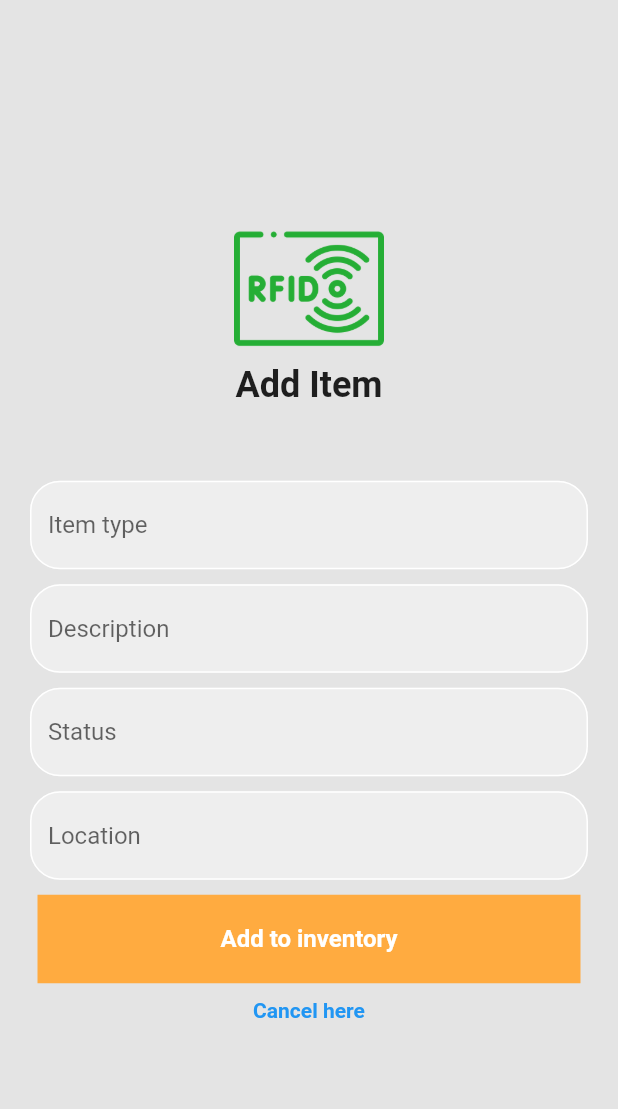
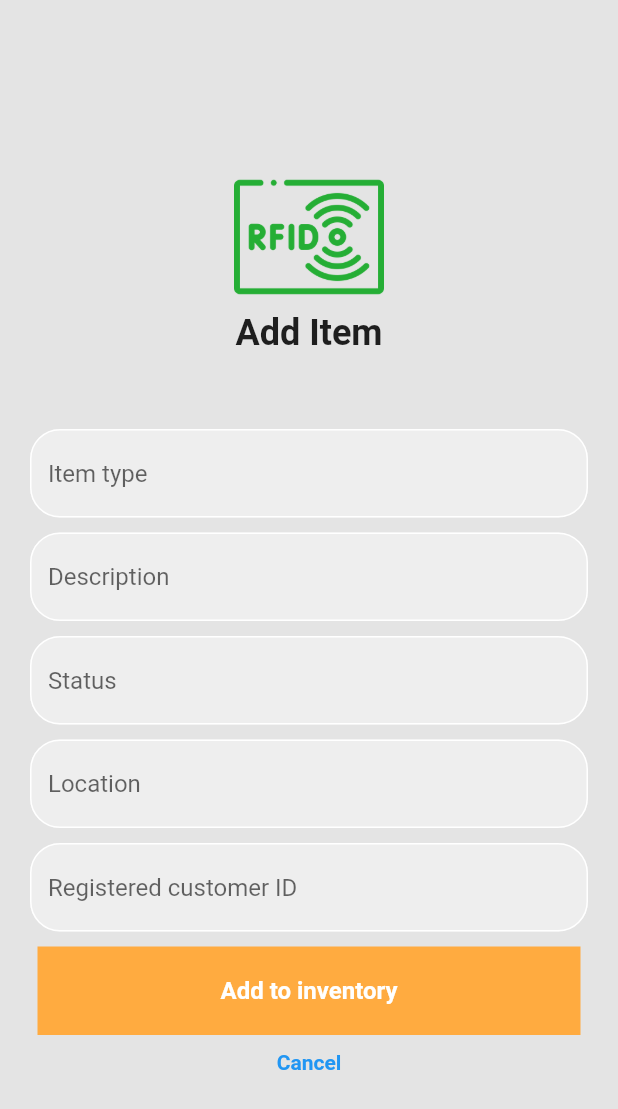
Before and after one commit to Tjoms99/Inventory_management, a Flutter app: the AdminPage screen opened directly with empty values, item 2 of the bottom bar chosen, after a tap on the "add" icon, on a phone screen of 412 x 824 dp. Shown: the top 1109 px of the screen. Run offline on Flutter 3.47's test engine with Material 2 defaults, Android fonts, the phone set to English and light mode, and no system bars; network calls fail.

Commit message:
Can now add items to database

```diff
--- a/flutter_demo/lib/actor_pages/admin_pages/admin_page.dart
+++ b/flutter_demo/lib/actor_pages/admin_pages/admin_page.dart
@@ -49,7 +49,9 @@ class _AdminPageState extends State<AdminPage> {
   Future _addItem() async {
     Navigator.push(
       context,
-      MaterialPageRoute(builder: (context) => const AddItemPage(true)),
+      MaterialPageRoute(
+          builder: (context) => AddItemPage(
+              doAddItem: true, currentAccount: widget.currentAccount)),
     );
   }
 
@@ -65,8 +67,8 @@ class _AdminPageState extends State<AdminPage> {
   @override
   Widget build(BuildContext context) {
     pages = [
-      UsersListPage(widget.currentAccount),
-      const ItemsListPage(),
+      UsersListPage(currentAccount: widget.currentAccount),
+      ItemsListPage(currentAccount: widget.currentAccount),
       const AssistUserPage(),
       const UserBodyPage(),
     ];
--- a/flutter_demo/lib/actor_pages/customer_pages/add_item_page.dart
+++ b/flutter_demo/lib/actor_pages/customer_pages/add_item_page.dart
@@ -1,13 +1,17 @@
 import 'package:flutter/material.dart';
 import 'package:flutter_demo/constants.dart';
 
-import 'package:flutter_demo/actor_pages/customer_pages/customer_page.dart';
-import 'package:flutter_demo/actor_pages/user_pages/user_page.dart';
+import '../../classes/account.dart';
+import '../../classes/item.dart';
+import '../../server/item_service.dart';
+import '../admin_pages/admin_page.dart';
+import 'customer_page.dart';
 
 class AddItemPage extends StatefulWidget {
   final bool doAddItem;
+  Account currentAccount;
 
-  const AddItemPage(this.doAddItem);
+  AddItemPage({required this.doAddItem, required this.currentAccount});
 
   @override
   State<AddItemPage> createState() => _AddItemPageState();
@@ -15,20 +19,82 @@ class AddItemPage extends StatefulWidget {
 
 class _AddItemPageState extends State<AddItemPage> {
   //Controllers
-  final TextEditingController _emailController = TextEditingController();
-  final TextEditingController _passwordController = TextEditingController();
+  final TextEditingController _typeController = TextEditingController();
+  final TextEditingController _statusController = TextEditingController();
+  final TextEditingController _rfidController = TextEditingController();
+  final TextEditingController _descriptionController = TextEditingController();
+  final TextEditingController _locationController = TextEditingController();
+  final TextEditingController _registeredCustomerIdController =
+      TextEditingController();
 
   @override
   void dispose() {
     super.dispose();
   }
 
-  Future update() async {
-    Navigator.pop(context);
+  String getType() {
+    return _typeController.text.trim();
+  }
+
+  String getStatus() {
+    return _statusController.text.trim();
+  }
+
+  String getRfid() {
+    _rfidController.text = "01234567890001";
+    return _rfidController.text.trim();
+  }
+
+  String getDescription() {
+    return _descriptionController.text.trim();
+  }
+
+  String getLocation() {
+    return _locationController.text.trim();
+  }
+
+  String getCustomerId() {
+    return _registeredCustomerIdController.text.trim();
+  }
+
+  Future _updateItem() async {
+    gotoPage();
+  }
+
+  Future _addItem() async {
+    Item item = Item(
+        id: 0,
+        name: getType(),
+        status: getStatus(),
+        rfid: getRfid(),
+        description: getDescription(),
+        location: getLocation(),
+        registeredCustomerId: getCustomerId());
+
+    addItem(item);
+    gotoPage();
   }
 
   Future cancelUpdate() async {
-    Navigator.pop(context);
+    gotoPage();
+  }
+
+  Future gotoPage() async {
+    if (widget.currentAccount.accountRole == "admin") {
+      Navigator.push(
+        context,
+        MaterialPageRoute(
+            builder: (context) =>
+                AdminPage(currentAccount: widget.currentAccount)),
+      );
+    } else {
+      Navigator.push(
+        context,
+        MaterialPageRoute(
+            builder: (context) =>
+                CustomerPage(currentAccount: widget.currentAccount)),
+      );
+    }
   }
 
   @override
@@ -62,7 +128,7 @@ class _AddItemPageState extends State<AddItemPage> {
                   padding:
                       const EdgeInsets.symmetric(horizontal: texfieldPadding),
                   child: TextField(
-                    controller: _emailController,
+                    controller: _typeController,
                     decoration: InputDecoration(
                       enabledBorder: OutlineInputBorder(
                         borderSide: const BorderSide(
@@ -89,8 +155,7 @@ class _AddItemPageState extends State<AddItemPage> {
                   padding:
                       const EdgeInsets.symmetric(horizontal: texfieldPadding),
                   child: TextField(
-                    controller: _passwordController,
-                    obscureText: true,
+                    controller: _descriptionController,
                     decoration: InputDecoration(
                       enabledBorder: OutlineInputBorder(
                         borderSide: const BorderSide(
@@ -117,8 +182,7 @@ class _AddItemPageState extends State<AddItemPage> {
                   padding:
                       const EdgeInsets.symmetric(horizontal: texfieldPadding),
                   child: TextField(
-                    controller: _passwordController,
-                    obscureText: true,
+                    controller: _statusController,
                     decoration: InputDecoration(
                       enabledBorder: OutlineInputBorder(
                         borderSide: const BorderSide(
@@ -145,8 +209,7 @@ class _AddItemPageState extends State<AddItemPage> {
                   padding:
                       const EdgeInsets.symmetric(horizontal: texfieldPadding),
                   child: TextField(
-                    controller: _passwordController,
-                    obscureText: true,
+                    controller: _locationController,
                     decoration: InputDecoration(
                       enabledBorder: OutlineInputBorder(
                         borderSide: const BorderSide(
@@ -167,12 +230,40 @@ class _AddItemPageState extends State<AddItemPage> {
                   ),
                 ),
                 const SizedBox(height: thirdBoxHeight),
-                //Update
+
+                //LOCATION
+                Padding(
+                  padding:
+                      const EdgeInsets.symmetric(horizontal: texfieldPadding),
+                  child: TextField(
+                    controller: _registeredCustomerIdController,
+                    decoration: InputDecoration(
+                      enabledBorder: OutlineInputBorder(
+                        borderSide: const BorderSide(
+                            color: textfieldEnabledBorderColor),
+                        borderRadius:
+                            BorderRadius.circular(texfieldBorderRadius),
+                      ),
+                      focusedBorder: OutlineInputBorder(
+                        borderSide: const BorderSide(
+                            color: textfieldFocusedBorderColor),
+                        borderRadius:
+                            BorderRadius.circular(texfieldBorderRadius),
+                      ),
+                      hintText: 'Registered customer ID',
+                      fillColor: textfieldBackgroundColor,
+                      filled: true,
+                    ),
+                  ),
+                ),
+                const SizedBox(height: thirdBoxHeight),
+
+                //Add/Update
                 Padding(
                   padding:
                       const EdgeInsets.symmetric(horizontal: standardPadding),
                   child: GestureDetector(
-                    onTap: update,
+                    onTap: widget.doAddItem ? _addItem : _updateItem,
                     child: Container(
                       padding: const EdgeInsets.all(buttonPadding),
                       decoration: const BoxDecoration(
@@ -200,7 +291,7 @@ class _AddItemPageState extends State<AddItemPage> {
                     GestureDetector(
                       onTap: cancelUpdate,
                       child: const Text(
-                        'Cancel here',
+                        'Cancel',
                         style: TextStyle(
                           color: Colors.blue,
                           fontWeight: FontWeight.bold,
--- a/flutter_demo/lib/actor_pages/customer_pages/items_list_page.dart
+++ b/flutter_demo/lib/actor_pages/customer_pages/items_list_page.dart
@@ -2,8 +2,11 @@ import 'package:flutter/material.dart';
 
 import 'package:flutter_demo/actor_pages/customer_pages/add_item_page.dart';
 
+import '../../classes/account.dart';
+
 class ItemsListPage extends StatefulWidget {
-  const ItemsListPage({Key? key}) : super(key: key);
+  Account currentAccount;
+  ItemsListPage({required this.currentAccount});
 
   @override
   State<ItemsListPage> createState() => _ItemsListPageState();
@@ -34,15 +37,14 @@ class _ItemsListPageState extends State<ItemsListPage> {
     return Scaffold(
         body: ListBuilder(
       listToBuild: _itemTypes,
+      currentAccount: widget.currentAccount,
     ));
   }
 }
 
 class ListBuilder extends StatefulWidget {
-  const ListBuilder({
-    Key? key,
-    required this.listToBuild,
-  }) : super(key: key);
+  Account currentAccount;
+  ListBuilder({required this.listToBuild, required this.currentAccount});
 
   final List<String> listToBuild;
 
@@ -77,25 +79,32 @@ class _ListBuilderState extends State<ListBuilder> {
     ];
   }
 
+//TODO: for each type (widget.listToBuild[index]) create expandable view; Show all instances of type in expandable view list (_items)
   @override
   Widget build(BuildContext context) {
     return ListView.builder(
       itemCount: widget.listToBuild.length,
       itemBuilder: (_, int index) {
         return ExpandableListView(
-            title: widget.listToBuild[index], listToBuild: _items);
+          title: widget.listToBuild[index],
+          listToBuild: _items,
+          currentAccount: widget.currentAccount,
+        );
       },
     );
   }
 }
 
+//TODO: change list type from string to items
 class ExpandableListView extends StatefulWidget {
   final String title;
   final List<String> listToBuild;
+  Account currentAccount;
 
-  const ExpandableListView(
-      {Key? key, required this.title, required this.listToBuild})
-      : super(key: key);
+  ExpandableListView(
+      {required this.title,
+      required this.listToBuild,
+      required this.currentAccount});
 
   @override
   _ExpandableListViewState createState() => _ExpandableListViewState();
@@ -115,7 +124,9 @@ class _ExpandableListViewState extends State<ExpandableListView> {
     print("Modify");
     Navigator.push(
       context,
-      MaterialPageRoute(builder: (context) => const AddItemPage(false)),
+      MaterialPageRoute(
+          builder: (context) => AddItemPage(
+              doAddItem: false, currentAccount: widget.currentAccount)),
     );
   }
 
@@ -161,19 +172,19 @@ class _ExpandableListViewState extends State<ExpandableListView> {
                     columns: const <DataColumn>[
                       DataColumn(
                         label: Text(
-                          'Name',
+                          'Status',
                           style: TextStyle(fontStyle: FontStyle.italic),
                         ),
                       ),
                       DataColumn(
                         label: Text(
-                          'Age',
+                          'Location',
                           style: TextStyle(fontStyle: FontStyle.italic),
                         ),
                       ),
                       DataColumn(
                         label: Text(
-                          'Role',
+                          'RFID',
                           style: TextStyle(fontStyle: FontStyle.italic),
                         ),
                       ),
@@ -181,23 +192,23 @@ class _ExpandableListViewState extends State<ExpandableListView> {
                     rows: const <DataRow>[
                       DataRow(
                         cells: <DataCell>[
-                          DataCell(Text('Sarah')),
-                          DataCell(Text('19')),
-                          DataCell(Text('Student')),
+                          DataCell(Text('Borrowed')),
+                          DataCell(Text('marcus.alex@live.no')),
+                          DataCell(Text('rfid')),
                         ],
                       ),
                       DataRow(
                         cells: <DataCell>[
-                          DataCell(Text('Janine')),
-                          DataCell(Text('43')),
-                          DataCell(Text('Professor')),
+                          DataCell(Text('Unassigned')),
+                          DataCell(Text('Some location')),
+                          DataCell(Text('rfid')),
                         ],
                       ),
                       DataRow(
                         cells: <DataCell>[
-                          DataCell(Text('William')),
-                          DataCell(Text('27')),
-                          DataCell(Text('Associate Professor')),
+                          DataCell(Text('Returned')),
+                          DataCell(Text('Some location')),
+                          DataCell(Text('rfid')),
                         ],
                       ),
                     ],
--- a/flutter_demo/lib/actor_pages/customer_pages/users_list_page.dart
+++ b/flutter_demo/lib/actor_pages/customer_pages/users_list_page.dart
@@ -7,7 +7,7 @@
 class UsersListPage extends StatefulWidget {
   Account currentAccount;
 
-  UsersListPage(this.currentAccount);
+  UsersListPage({required this.currentAccount});
 
   @override
   State<UsersListPage> createState() => _UsersListPageState();
```
Also changed, not shown: flutter_demo/lib/actor_pages/customer_pages/customer_page.dart (+5 -3 lines).
